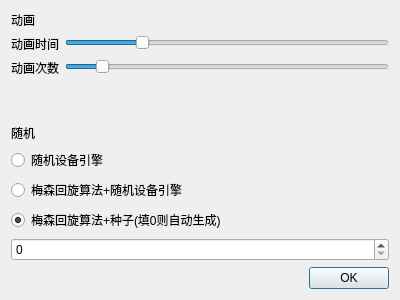
Old version of the form settingmenu.ui in the repository That-is-good/RandomChoiceSample.
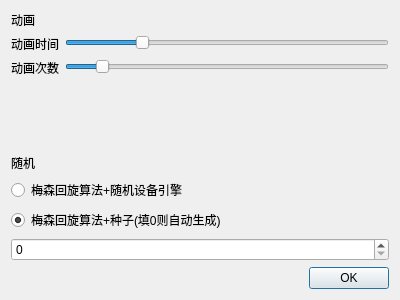
New version of the form. Icons and pictures are not drawn.

What changed in the file:
```diff
--- a/settingmenu.ui
+++ b/settingmenu.ui
@@ -119,16 +119,6 @@
    </item>
    <item>
     <layout class="QVBoxLayout" name="verticalLayout_2">
-     <item>
-      <widget class="QRadioButton" name="randDev">
-       <property name="text">
-        <string>随机设备引擎</string>
-       </property>
-       <property name="checked">
-        <bool>false</bool>
-       </property>
-      </widget>
-     </item>
      <item>
       <widget class="QRadioButton" name="randDevMt">
        <property name="text">
```
